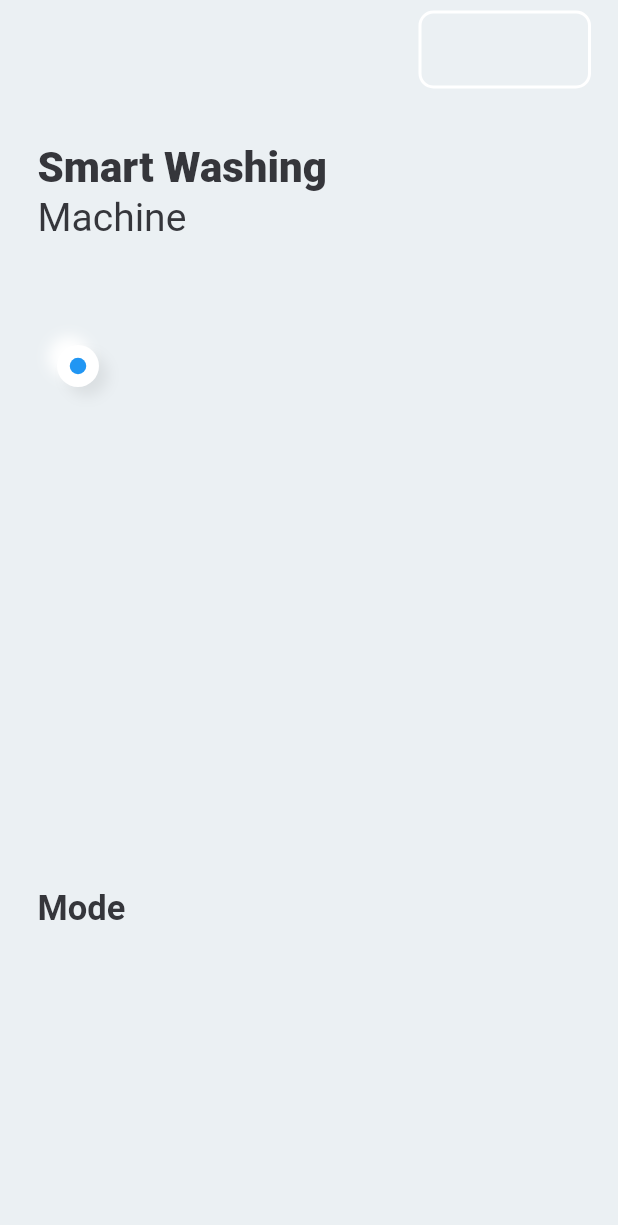
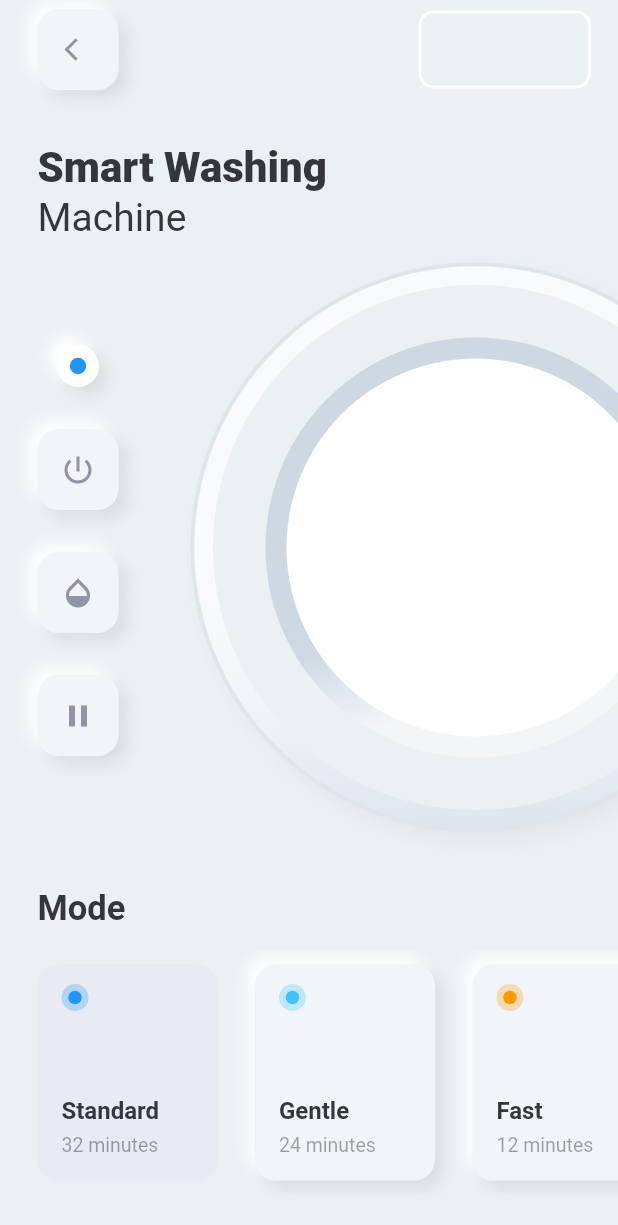
Before and after one commit to pawlik92/flutter_whirlpool, a Flutter app: the screen it shows after launch, on a phone screen of 412 x 824 dp. Shown: the top 1225 px of the screen. Run offline on Flutter 3.47's test engine with Material 2 defaults, Android fonts, the phone set to English and light mode, and no system bars.

Commit message:
Added Drum layout

```diff
--- a/lib/screens/main/main_screen.dart
+++ b/lib/screens/main/main_screen.dart
@@ -2,6 +2,7 @@
 import 'package:flutter/widgets.dart';
 import 'package:flutter_whirlpool/screens/main/mode_tile.dart';
 import 'package:flutter_whirlpool/screens/main/top_bar.dart';
+import 'package:flutter_whirlpool/screens/main/whirlpool/whirlpool.dart';
 import 'package:flutter_whirlpool/screens/water_drawer/water_drawer.dart';
 import 'package:flutter_whirlpool/shared/colors.dart';
 import 'package:flutter_whirlpool/shared/consts.dart';
@@ -38,7 +39,19 @@
         drawerScrimColor: Colors.black.withAlpha(50),
         body: SingleChildScrollView(
           child: Container(
-            child: Column(
+            child: Stack(
+              children: [
+                Positioned(
+                  right: 0,
+                  child: Transform.translate(
+                    offset: Offset(95, 105),
+                    child: Whirlpool(
+                      width: 380,
+                      height: 380,
+                    ),
+                  ),
+                ),
+                Column(
                   crossAxisAlignment: CrossAxisAlignment.start,
                   children: <Widget>[
                     SizedBox(height: 25),
@@ -72,6 +85,8 @@
                     ),
                     SizedBox(height: 60),
                     _ModesList(),
+                  ],
+                ),
               ],
             ),
           ),
--- /dev/null
+++ b/lib/screens/main/whirlpool/whirlpool.dart
@@ -0,0 +1,82 @@
+import 'package:flutter/material.dart';
+import 'package:flutter_whirlpool/shared/colors.dart';
+
+class Whirlpool extends StatelessWidget {
+  const Whirlpool({
+    Key key,
+    this.width,
+    this.height,
+  }) : super(key: key);
+
+  final double width;
+  final double height;
+
+  @override
+  Widget build(BuildContext context) {
+    const circularBorder = const BorderRadius.all(Radius.circular(200));
+    return Container(
+      width: width,
+      height: height,
+      decoration: BoxDecoration(
+        gradient: LinearGradient(
+          begin: Alignment(0.31, 0.07),
+          end: Alignment(0.35, 1),
+          colors: [
+            Color.fromRGBO(248, 250, 251, 1),
+            Color.fromRGBO(243, 246, 248, 1),
+            Color.fromRGBO(221, 228, 236, 1),
+          ],
+          stops: [0, 0.4, 1],
+        ),
+        border: Border.all(color: Color.fromRGBO(223, 229, 232, 1), width: 2.5),
+        borderRadius: circularBorder,
+        boxShadow: [
+          BoxShadow(
+            blurRadius: 9,
+            offset: Offset(6, 6),
+            color: Colors.black.withAlpha(10),
+          ),
+        ],
+      ),
+      child: Center(
+        child: Container(
+          width: width - 30,
+          height: height - 30,
+          decoration: BoxDecoration(
+            color: CustomColors.primaryColor,
+            borderRadius: circularBorder,
+          ),
+          child: Center(
+            child: Container(
+              width: width - 30 - 70,
+              height: height - 30 - 70,
+              decoration: BoxDecoration(
+                gradient: LinearGradient(
+                  begin: Alignment(0.36, 0.07),
+                  end: Alignment(0.5, 0.6),
+                  colors: [
+                    Color.fromRGBO(205, 216, 227, 1),
+                    Color.fromRGBO(207, 218, 228, 1),
+                    Color.fromRGBO(243, 245, 247, 1),
+                  ],
+                  stops: [0, 0.26, 1],
+                ),
+                borderRadius: circularBorder,
+              ),
+              child: Center(
+                child: Container(
+                  width: width - 30 - 70 - 28,
+                  height: height - 30 - 70 - 28,
+                  decoration: BoxDecoration(
+                    color: Colors.white,
+                    borderRadius: circularBorder,
+                  ),
+                ),
+              ),
+            ),
+          ),
+        ),
+      ),
+    );
+  }
+}
```
Lines whose indentation alone changed are shown as unchanged.
